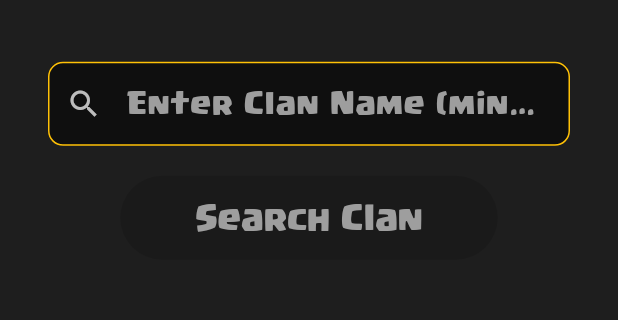
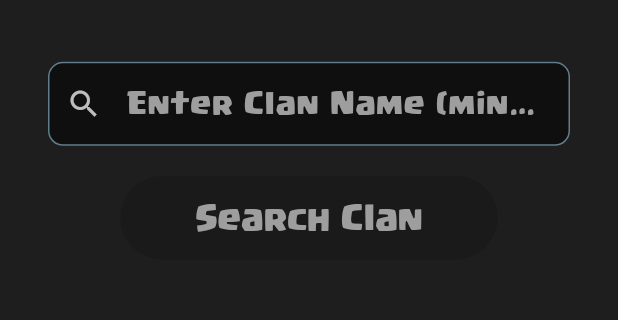
Before and after one commit to seancarnahan/clash_of_clans_clan_helper, a Flutter app: the screen it shows after launch, on a phone screen of 412 x 824 dp, the part 412-732 px from its top. Run offline on Flutter 3.47's test engine with Material 3 defaults, Android fonts, the phone set to English and light mode, and no system bars; missing offline and left inert: aws_client, langchain, langchain_openai.

Commit message:
main - synced up the styling a bit

```diff
--- a/lib/presentation/screens/home/home_screen.dart
+++ b/lib/presentation/screens/home/home_screen.dart
@@ -147,7 +147,12 @@ class _HomeScreenState extends State<HomeScreen> {
                             ? const CircularProgressIndicator(
                                 valueColor: AlwaysStoppedAnimation<Color>(Colors.white),
                               )
-                            : Text('Search Clan', style: isValidSearch ? null : const TextStyle(color: Colors.grey, fontFamily: 'CustomClashOfClans')),
+                            : Text(
+                              'Search Clan',
+                               style: TextStyle(
+                                 color: isValidSearch ? Colors.white : Colors.grey,
+                                 fontFamily: 'CustomClashOfClans')
+                               ),
                         );
                       }
                     ),
--- a/lib/presentation/screens/home/widgets/clan_search_result_list_tile.dart
+++ b/lib/presentation/screens/home/widgets/clan_search_result_list_tile.dart
@@ -39,7 +39,7 @@ class ClanSearchResultListTile extends StatelessWidget {
         ),
         leading: CircleAvatar(
           backgroundImage: NetworkImage(clan.badgeUrls.small),
-          backgroundColor: Colors.deepOrange,
+          backgroundColor: Colors.blueGrey,
         ),
       ),
     );
--- a/lib/presentation/themes/clash_of_clans_theme.dart
+++ b/lib/presentation/themes/clash_of_clans_theme.dart
@@ -3,7 +3,7 @@ import 'package:flutter/material.dart';
 ThemeData buildClashOfClansTheme() {
   return ThemeData(
     // Primary color for the app
-    primaryColor: Colors.deepOrange,
+    primaryColor: Colors.blueGrey,
 
     // Scaffold background color
     scaffoldBackgroundColor: const Color(0xFF1E1E1E),
@@ -27,7 +27,7 @@ ThemeData buildClashOfClansTheme() {
 
     // Button theme
     buttonTheme: ButtonThemeData(
-      buttonColor: Colors.deepOrange,
+      buttonColor: Colors.blueGrey,
       textTheme: ButtonTextTheme.primary,
       shape: RoundedRectangleBorder(
         borderRadius: BorderRadius.circular(8.0),
@@ -38,7 +38,7 @@ ThemeData buildClashOfClansTheme() {
     elevatedButtonTheme: ElevatedButtonThemeData(
       style: ElevatedButton.styleFrom(
         foregroundColor: Colors.white,
-        backgroundColor: Colors.deepOrangeAccent,
+        backgroundColor: Colors.blueGrey,
         padding: const EdgeInsets.symmetric(horizontal: 50, vertical: 15),
         textStyle: const TextStyle(fontSize: 18),
         shape: RoundedRectangleBorder(
@@ -66,11 +66,11 @@ ThemeData buildClashOfClansTheme() {
     inputDecorationTheme: InputDecorationTheme(
       border: OutlineInputBorder(
         borderRadius: BorderRadius.circular(10.0),
-        borderSide: const BorderSide(color: Colors.amber),
+        borderSide: const BorderSide(color: Colors.blueGrey),
       ),
       enabledBorder: OutlineInputBorder(
         borderRadius: BorderRadius.circular(10.0),
-        borderSide: const BorderSide(color: Colors.amber),
+        borderSide: const BorderSide(color: Colors.blueGrey),
       ),
       focusedBorder: OutlineInputBorder(
         borderRadius: BorderRadius.circular(10.0),
@@ -80,6 +80,6 @@ ThemeData buildClashOfClansTheme() {
       hintStyle: const TextStyle(color: Colors.white70),
     ),
 
-    colorScheme: ColorScheme.fromSwatch().copyWith(secondary: Colors.amber),
+    colorScheme: ColorScheme.fromSwatch().copyWith(secondary: Colors.blueGrey),
   );
 }
```
